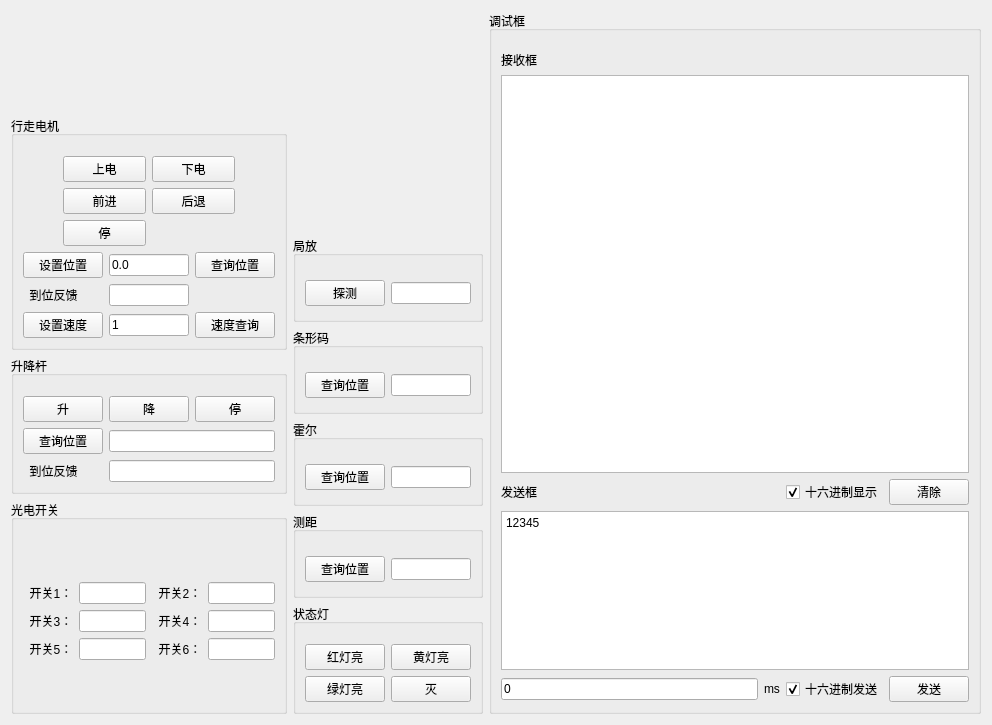
Qt form src/ui/ORIR_Debug_Help.ui (zhangfengqilk/ORIR_Debug_Client) before a commit.
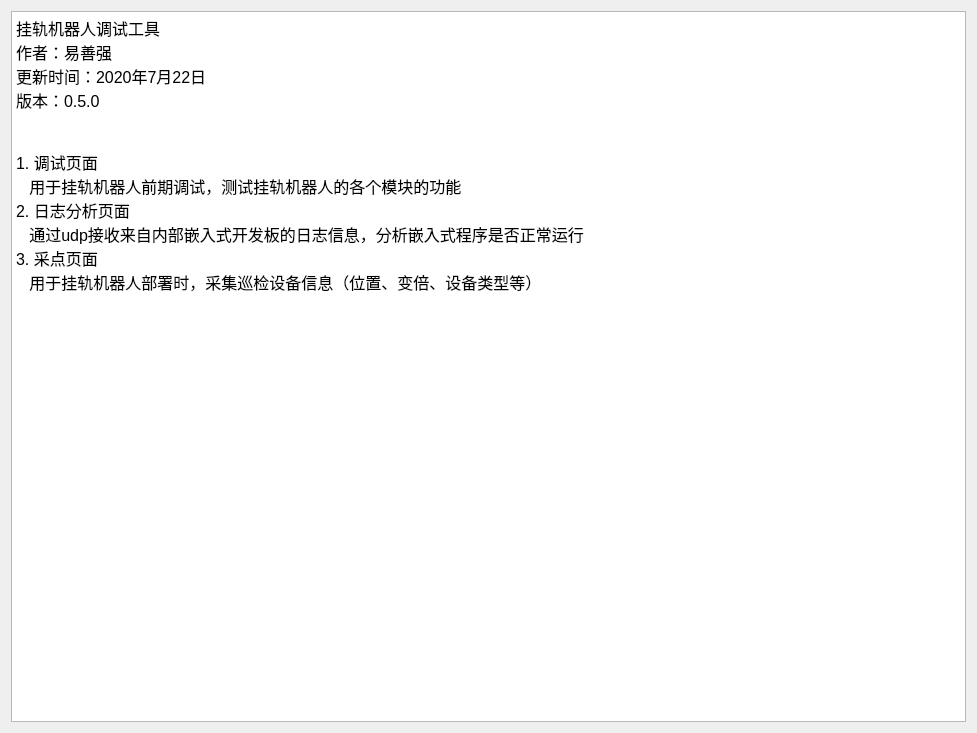
The same form after that commit.

Commit message: 版本0.5.0

The edit to the form file:
```diff
--- a/src/ui/ORIR_Debug_Help.ui
+++ b/src/ui/ORIR_Debug_Help.ui
@@ -6,8 +6,8 @@
    <rect>
     <x>0</x>
     <y>0</y>
-    <width>992</width>
-    <height>725</height>
+    <width>977</width>
+    <height>733</height>
    </rect>
   </property>
   <property name="windowTitle">
@@ -15,527 +15,26 @@
   </property>
   <layout class="QGridLayout" name="gridLayout_23">
    <item row="0" column="0">
-    <layout class="QGridLayout" name="gridLayout_22" columnstretch="1,1,20">
-     <item row="0" column="2" rowspan="6">
-      <widget class="QGroupBox" name="groupBox_11">
-       <property name="title">
-        <string>调试框</string>
-       </property>
-       <layout class="QGridLayout" name="gridLayout_21" rowstretch="0,5,0,2,0" columnstretch="0,0,0,0">
-        <property name="leftMargin">
-         <number>9</number>
-        </property>
-        <property name="topMargin">
-         <number>20</number>
-        </property>
-        <item row="1" column="0" colspan="4">
-         <widget class="QTextEdit" name="runinfo_te"/>
-        </item>
-        <item row="4" column="0">
-         <widget class="QLineEdit" name="cycle_send_period_ms_le">
-          <property name="text">
-           <string>0</string>
-          </property>
-         </widget>
-        </item>
-        <item row="2" column="3">
-         <widget class="QPushButton" name="clear_runinfo_btn">
-          <property name="text">
-           <string>清除</string>
-          </property>
-         </widget>
-        </item>
-        <item row="4" column="3">
-         <widget class="QPushButton" name="send_debug_msg_btn">
-          <property name="text">
-           <string>发送</string>
-          </property>
-         </widget>
-        </item>
-        <item row="0" column="0">
-         <widget class="QLabel" name="label_14">
-          <property name="text">
-           <string>接收框</string>
-          </property>
-         </widget>
-        </item>
-        <item row="3" column="0" colspan="4">
-         <widget class="QTextEdit" name="send_debug_msg_te">
-          <property name="html">
-           <string>&lt;!DOCTYPE HTML PUBLIC &quot;-//W3C//DTD HTML 4.0//EN&quot; &quot;http://www.w3.org/TR/REC-html40/strict.dtd&quot;&gt;
+    <widget class="QTextEdit" name="textEdit">
+     <property name="html">
+      <string>&lt;!DOCTYPE HTML PUBLIC &quot;-//W3C//DTD HTML 4.0//EN&quot; &quot;http://www.w3.org/TR/REC-html40/strict.dtd&quot;&gt;
 &lt;html&gt;&lt;head&gt;&lt;meta name=&quot;qrichtext&quot; content=&quot;1&quot; /&gt;&lt;style type=&quot;text/css&quot;&gt;
 p, li { white-space: pre-wrap; }
 &lt;/style&gt;&lt;/head&gt;&lt;body style=&quot; font-family:'SimSun'; font-size:9pt; font-weight:400; font-style:normal;&quot;&gt;
-&lt;p style=&quot; margin-top:0px; margin-bottom:0px; margin-left:0px; margin-right:0px; -qt-block-indent:0; text-indent:0px;&quot;&gt;&lt;span style=&quot; font-family:'SimSun';&quot;&gt;12345&lt;/span&gt;&lt;/p&gt;&lt;/body&gt;&lt;/html&gt;</string>
-          </property>
-         </widget>
-        </item>
-        <item row="2" column="0">
-         <widget class="QLabel" name="label_13">
-          <property name="text">
-           <string>发送框</string>
-          </property>
-         </widget>
-        </item>
-        <item row="4" column="1">
-         <widget class="QLabel" name="label_15">
-          <property name="text">
-           <string>ms</string>
-          </property>
-         </widget>
-        </item>
-        <item row="4" column="2">
-         <widget class="QCheckBox" name="send_hex_data_cb">
-          <property name="text">
-           <string>十六进制发送</string>
-          </property>
-          <property name="checked">
-           <bool>true</bool>
-          </property>
-         </widget>
-        </item>
-        <item row="2" column="2">
-         <widget class="QCheckBox" name="is_show_as_hex_cb">
-          <property name="text">
-           <string>十六进制显示</string>
-          </property>
-          <property name="checked">
-           <bool>true</bool>
-          </property>
-         </widget>
-        </item>
-       </layout>
-      </widget>
-     </item>
-     <item row="1" column="0" rowspan="2">
-      <widget class="QGroupBox" name="groupBox_3">
-       <property name="title">
-        <string>行走电机</string>
-       </property>
-       <layout class="QGridLayout" name="gridLayout_9">
-        <property name="topMargin">
-         <number>20</number>
-        </property>
-        <item row="0" column="0">
-         <layout class="QGridLayout" name="gridLayout_7">
-          <item row="2" column="1">
-           <widget class="QPushButton" name="walkmotor_forward_btn">
-            <property name="text">
-             <string>前进</string>
-            </property>
-           </widget>
-          </item>
-          <item row="0" column="1">
-           <widget class="QPushButton" name="walkmotor_poweron_btn">
-            <property name="text">
-             <string>上电</string>
-            </property>
-           </widget>
-          </item>
-          <item row="2" column="2">
-           <widget class="QPushButton" name="walkmotor_backward_btn">
-            <property name="text">
-             <string>后退</string>
-            </property>
-           </widget>
-          </item>
-          <item row="3" column="1">
-           <widget class="QPushButton" name="walkmotor_stop_btn">
-            <property name="text">
-             <string>停</string>
-            </property>
-           </widget>
-          </item>
-          <item row="0" column="2">
-           <widget class="QPushButton" name="walkmotor_poweroff_btn">
-            <property name="text">
-             <string>下电</string>
-            </property>
-           </widget>
-          </item>
-          <item row="2" column="0">
-           <spacer name="horizontalSpacer">
-            <property name="orientation">
-             <enum>Qt::Horizontal</enum>
-            </property>
-            <property name="sizeType">
-             <enum>QSizePolicy::Fixed</enum>
-            </property>
-            <property name="sizeHint" stdset="0">
-             <size>
-              <width>40</width>
-              <height>20</height>
-             </size>
-            </property>
-           </spacer>
-          </item>
-          <item row="2" column="3">
-           <spacer name="horizontalSpacer_2">
-            <property name="orientation">
-             <enum>Qt::Horizontal</enum>
-            </property>
-            <property name="sizeType">
-             <enum>QSizePolicy::Fixed</enum>
-            </property>
-            <property name="sizeHint" stdset="0">
-             <size>
-              <width>40</width>
-              <height>20</height>
-             </size>
-            </property>
-           </spacer>
-          </item>
-         </layout>
-        </item>
-        <item row="1" column="0">
-         <layout class="QGridLayout" name="gridLayout_8">
-          <item row="0" column="0">
-           <widget class="QPushButton" name="walkmotor_set_pos_btn">
-            <property name="text">
-             <string>设置位置</string>
-            </property>
-           </widget>
-          </item>
-          <item row="0" column="1">
-           <widget class="QLineEdit" name="walkmotor_pos_le">
-            <property name="text">
-             <string>0.0</string>
-            </property>
-           </widget>
-          </item>
-          <item row="0" column="2">
-           <widget class="QPushButton" name="walkmotor_query_pos_btn">
-            <property name="text">
-             <string>查询位置</string>
-            </property>
-           </widget>
-          </item>
-          <item row="1" column="0">
-           <widget class="QLabel" name="label">
-            <property name="text">
-             <string>  到位反馈</string>
-            </property>
-           </widget>
-          </item>
-          <item row="1" column="1">
-           <widget class="QLineEdit" name="walkmotor_inplace_le"/>
-          </item>
-          <item row="2" column="1">
-           <widget class="QLineEdit" name="walkmotor_velocity_le">
-            <property name="text">
-             <string>1</string>
-            </property>
-           </widget>
-          </item>
-          <item row="2" column="0">
-           <widget class="QPushButton" name="walkmotor_set_velocity_btn">
-            <property name="text">
-             <string>设置速度</string>
-            </property>
-           </widget>
-          </item>
-          <item row="2" column="2">
-           <widget class="QPushButton" name="walkmotor_query_velocity_btn">
-            <property name="text">
-             <string>速度查询</string>
-            </property>
-           </widget>
-          </item>
-         </layout>
-        </item>
-       </layout>
-      </widget>
-     </item>
-     <item row="2" column="1" rowspan="3">
-      <layout class="QGridLayout" name="gridLayout_20">
-       <item row="0" column="0">
-        <widget class="QGroupBox" name="groupBox_7">
-         <property name="title">
-          <string>局放</string>
-         </property>
-         <layout class="QGridLayout" name="gridLayout_16">
-          <property name="topMargin">
-           <number>20</number>
-          </property>
-          <item row="0" column="0">
-           <layout class="QHBoxLayout" name="horizontalLayout_2">
-            <item>
-             <widget class="QPushButton" name="partialdischarge_detect_btn">
-              <property name="text">
-               <string>探测</string>
-              </property>
-             </widget>
-            </item>
-            <item>
-             <widget class="QLineEdit" name="partialdischarge_result_le"/>
-            </item>
-           </layout>
-          </item>
-         </layout>
-        </widget>
-       </item>
-       <item row="1" column="0">
-        <widget class="QGroupBox" name="groupBox_8">
-         <property name="title">
-          <string>条形码</string>
-         </property>
-         <layout class="QGridLayout" name="gridLayout_17">
-          <property name="topMargin">
-           <number>20</number>
-          </property>
-          <item row="0" column="0">
-           <layout class="QHBoxLayout" name="horizontalLayout_3">
-            <item>
-             <widget class="QPushButton" name="barcode_query_position_btn">
-              <property name="text">
-               <string>查询位置</string>
-              </property>
-             </widget>
-            </item>
-            <item>
-             <widget class="QLineEdit" name="barcode_position_le"/>
-            </item>
-           </layout>
-          </item>
-         </layout>
-        </widget>
-       </item>
-       <item row="2" column="0">
-        <widget class="QGroupBox" name="groupBox_9">
-         <property name="title">
-          <string>霍尔</string>
-         </property>
-         <layout class="QGridLayout" name="gridLayout_18">
-          <property name="topMargin">
-           <number>20</number>
-          </property>
-          <item row="0" column="0">
-           <layout class="QHBoxLayout" name="horizontalLayout_4">
-            <item>
-             <widget class="QPushButton" name="hall_query_position_btn">
-              <property name="text">
-               <string>查询位置</string>
-              </property>
-             </widget>
-            </item>
-            <item>
-             <widget class="QLineEdit" name="hall_position_le"/>
-            </item>
-           </layout>
-          </item>
-         </layout>
-        </widget>
-       </item>
-       <item row="3" column="0">
-        <widget class="QGroupBox" name="groupBox_10">
-         <property name="title">
-          <string>测距</string>
-         </property>
-         <layout class="QGridLayout" name="gridLayout_19">
-          <property name="topMargin">
-           <number>20</number>
-          </property>
-          <item row="0" column="0">
-           <layout class="QHBoxLayout" name="horizontalLayout_5">
-            <item>
-             <widget class="QPushButton" name="ranging_query_position_btn">
-              <property name="text">
-               <string>查询位置</string>
-              </property>
-             </widget>
-            </item>
-            <item>
-             <widget class="QLineEdit" name="ranging_position_le"/>
-            </item>
-           </layout>
-          </item>
-         </layout>
-        </widget>
-       </item>
-      </layout>
-     </item>
-     <item row="3" column="0">
-      <widget class="QGroupBox" name="groupBox_4">
-       <property name="title">
-        <string>升降杆</string>
-       </property>
-       <layout class="QGridLayout" name="gridLayout_11">
-        <property name="topMargin">
-         <number>20</number>
-        </property>
-        <item row="0" column="0">
-         <layout class="QHBoxLayout" name="horizontalLayout">
-          <item>
-           <widget class="QPushButton" name="lifter_up_btn">
-            <property name="text">
-             <string>升</string>
-            </property>
-           </widget>
-          </item>
-          <item>
-           <widget class="QPushButton" name="lifter_down_btn">
-            <property name="text">
-             <string>降</string>
-            </property>
-           </widget>
-          </item>
-          <item>
-           <widget class="QPushButton" name="lifter_stop_btn">
-            <property name="text">
-             <string>停</string>
-            </property>
-           </widget>
-          </item>
-         </layout>
-        </item>
-        <item row="1" column="0">
-         <layout class="QGridLayout" name="gridLayout_10">
-          <item row="1" column="1">
-           <widget class="QLineEdit" name="lifter_inplace_le"/>
-          </item>
-          <item row="0" column="1">
-           <widget class="QLineEdit" name="lifter_pos_le"/>
-          </item>
-          <item row="1" column="0">
-           <widget class="QLabel" name="label_3">
-            <property name="text">
-             <string>  到位反馈</string>
-            </property>
-           </widget>
-          </item>
-          <item row="0" column="0">
-           <widget class="QPushButton" name="lifter_query_pos_btn">
-            <property name="text">
-             <string>查询位置</string>
-            </property>
-           </widget>
-          </item>
-         </layout>
-        </item>
-       </layout>
-      </widget>
-     </item>
-     <item row="4" column="0" rowspan="2">
-      <widget class="QGroupBox" name="groupBox_6">
-       <property name="title">
-        <string>光电开关</string>
-       </property>
-       <layout class="QGridLayout" name="gridLayout_15">
-        <property name="topMargin">
-         <number>20</number>
-        </property>
-        <item row="0" column="0">
-         <layout class="QGridLayout" name="gridLayout_14">
-          <item row="3" column="1">
-           <widget class="QLineEdit" name="photoelectricswitch_5_le"/>
-          </item>
-          <item row="0" column="3">
-           <widget class="QLineEdit" name="photoelectricswitch_2_le"/>
-          </item>
-          <item row="0" column="1">
-           <widget class="QLineEdit" name="photoelectricswitch_1_le"/>
-          </item>
-          <item row="2" column="0">
-           <widget class="QLabel" name="label_7">
-            <property name="text">
-             <string>  开关3：</string>
-            </property>
-           </widget>
-          </item>
-          <item row="3" column="3">
-           <widget class="QLineEdit" name="photoelectricswitch_6_le"/>
-          </item>
-          <item row="2" column="1">
-           <widget class="QLineEdit" name="photoelectricswitch_3_le"/>
-          </item>
-          <item row="2" column="3">
-           <widget class="QLineEdit" name="photoelectricswitch_4_le"/>
-          </item>
-          <item row="0" column="0">
-           <widget class="QLabel" name="label_6">
-            <property name="text">
-             <string>  开关1：</string>
-            </property>
-           </widget>
-          </item>
-          <item row="3" column="0">
-           <widget class="QLabel" name="label_8">
-            <property name="text">
-             <string>  开关5：</string>
-            </property>
-           </widget>
-          </item>
-          <item row="0" column="2">
-           <widget class="QLabel" name="label_9">
-            <property name="text">
-             <string>  开关2：</string>
-            </property>
-           </widget>
-          </item>
-          <item row="2" column="2">
-           <widget class="QLabel" name="label_12">
-            <property name="text">
-             <string>  开关4：</string>
-            </property>
-           </widget>
-          </item>
-          <item row="3" column="2">
-           <widget class="QLabel" name="label_11">
-            <property name="text">
-             <string>  开关6：</string>
-            </property>
-           </widget>
-          </item>
-         </layout>
-        </item>
-       </layout>
-      </widget>
-     </item>
-     <item row="5" column="1">
-      <widget class="QGroupBox" name="groupBox_5">
-       <property name="title">
-        <string>状态灯</string>
-       </property>
-       <layout class="QGridLayout" name="gridLayout_13">
-        <property name="topMargin">
-         <number>20</number>
-        </property>
-        <item row="0" column="0">
-         <layout class="QGridLayout" name="gridLayout_12">
-          <item row="0" column="0">
-           <widget class="QPushButton" name="statuslight_red_on_btn">
-            <property name="text">
-             <string>红灯亮</string>
-            </property>
-           </widget>
-          </item>
-          <item row="0" column="1">
-           <widget class="QPushButton" name="statuslight_yellow_on_btn">
-            <property name="text">
-             <string>黄灯亮</string>
-            </property>
-           </widget>
-          </item>
-          <item row="1" column="0">
-           <widget class="QPushButton" name="statuslight_green_on_btn">
-            <property name="text">
-             <string>绿灯亮</string>
-            </property>
-           </widget>
-          </item>
-          <item row="1" column="1">
-           <widget class="QPushButton" name="statuslight_all_off_btn">
-            <property name="text">
-             <string>灭</string>
-            </property>
-           </widget>
-          </item>
-         </layout>
-        </item>
-       </layout>
-      </widget>
-     </item>
-    </layout>
+&lt;p style=&quot; margin-top:0px; margin-bottom:0px; margin-left:0px; margin-right:0px; -qt-block-indent:0; text-indent:0px;&quot;&gt;&lt;span style=&quot; font-size:12pt;&quot;&gt;挂轨机器人调试工具&lt;/span&gt;&lt;/p&gt;
+&lt;p style=&quot; margin-top:0px; margin-bottom:0px; margin-left:0px; margin-right:0px; -qt-block-indent:0; text-indent:0px;&quot;&gt;&lt;span style=&quot; font-size:12pt;&quot;&gt;作者：易善强&lt;/span&gt;&lt;/p&gt;
+&lt;p style=&quot; margin-top:0px; margin-bottom:0px; margin-left:0px; margin-right:0px; -qt-block-indent:0; text-indent:0px;&quot;&gt;&lt;span style=&quot; font-size:12pt;&quot;&gt;更新时间：2020年7月22日&lt;/span&gt;&lt;/p&gt;
+&lt;p style=&quot; margin-top:0px; margin-bottom:0px; margin-left:0px; margin-right:0px; -qt-block-indent:0; text-indent:0px;&quot;&gt;&lt;span style=&quot; font-size:12pt;&quot;&gt;版本：0.5.0&lt;/span&gt;&lt;/p&gt;
+&lt;p style=&quot;-qt-paragraph-type:empty; margin-top:0px; margin-bottom:0px; margin-left:0px; margin-right:0px; -qt-block-indent:0; text-indent:0px; font-size:12pt;&quot;&gt;&lt;br /&gt;&lt;/p&gt;
+&lt;p style=&quot;-qt-paragraph-type:empty; margin-top:0px; margin-bottom:0px; margin-left:0px; margin-right:0px; -qt-block-indent:0; text-indent:0px; font-size:12pt;&quot;&gt;&lt;br /&gt;&lt;/p&gt;
+&lt;p style=&quot; margin-top:0px; margin-bottom:0px; margin-left:0px; margin-right:0px; -qt-block-indent:0; text-indent:0px;&quot;&gt;&lt;span style=&quot; font-size:12pt;&quot;&gt;1. 调试页面&lt;/span&gt;&lt;/p&gt;
+&lt;p style=&quot; margin-top:0px; margin-bottom:0px; margin-left:0px; margin-right:0px; -qt-block-indent:0; text-indent:0px;&quot;&gt;&lt;span style=&quot; font-size:12pt;&quot;&gt;   用于挂轨机器人前期调试，测试挂轨机器人的各个模块的功能&lt;/span&gt;&lt;/p&gt;
+&lt;p style=&quot; margin-top:0px; margin-bottom:0px; margin-left:0px; margin-right:0px; -qt-block-indent:0; text-indent:0px;&quot;&gt;&lt;span style=&quot; font-size:12pt;&quot;&gt;2. 日志分析页面&lt;/span&gt;&lt;/p&gt;
+&lt;p style=&quot; margin-top:0px; margin-bottom:0px; margin-left:0px; margin-right:0px; -qt-block-indent:0; text-indent:0px;&quot;&gt;&lt;span style=&quot; font-size:12pt;&quot;&gt;   通过udp接收来自内部嵌入式开发板的日志信息，分析嵌入式程序是否正常运行&lt;/span&gt;&lt;/p&gt;
+&lt;p style=&quot; margin-top:0px; margin-bottom:0px; margin-left:0px; margin-right:0px; -qt-block-indent:0; text-indent:0px;&quot;&gt;&lt;span style=&quot; font-size:12pt;&quot;&gt;3. 采点页面&lt;/span&gt;&lt;/p&gt;
+&lt;p style=&quot; margin-top:0px; margin-bottom:0px; margin-left:0px; margin-right:0px; -qt-block-indent:0; text-indent:0px;&quot;&gt;&lt;span style=&quot; font-size:12pt;&quot;&gt;   用于挂轨机器人部署时，采集巡检设备信息（位置、变倍、设备类型等）&lt;/span&gt;&lt;/p&gt;&lt;/body&gt;&lt;/html&gt;</string>
+     </property>
+    </widget>
    </item>
   </layout>
   <zorder></zorder>
```
Left out of the diff: 3 changed lines with no effect on the pictures. The commit also changes 3 other files.
